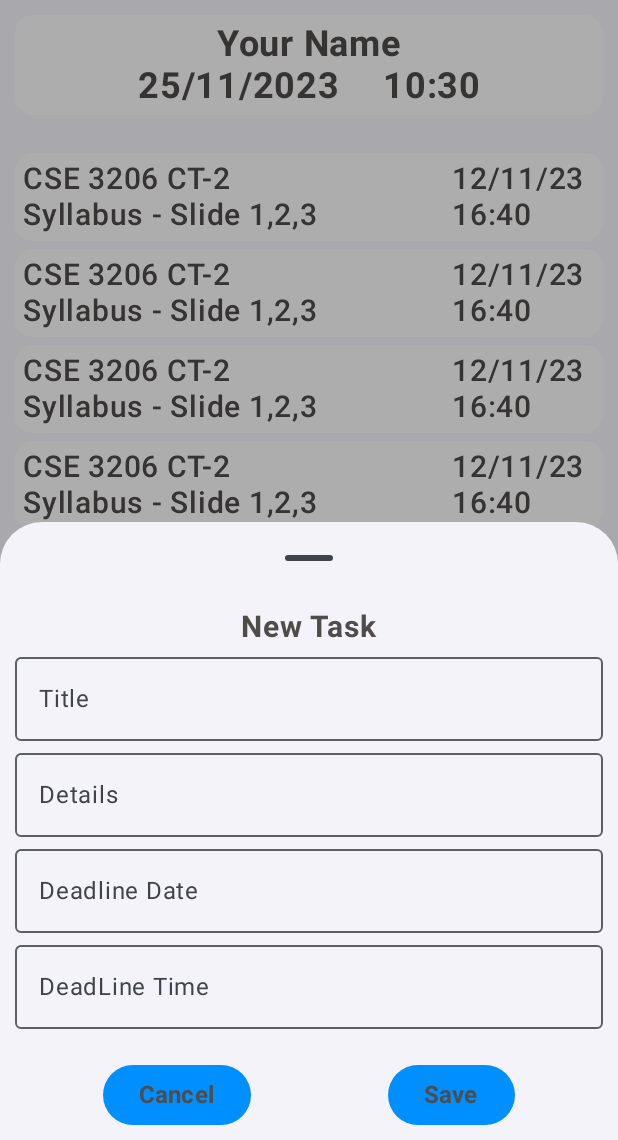
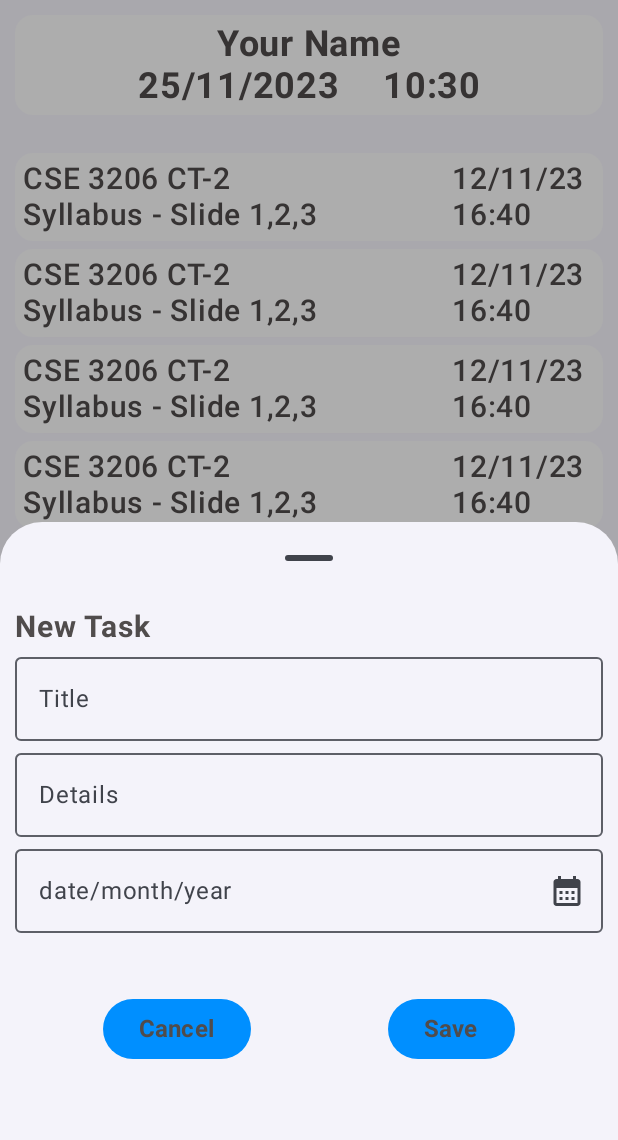
Before and after one commit to rasel-093/TodoApp, an Android app built with Jetpack Compose: the screen it shows after launch (MainActivity), after a tap on "+ Add", on a phone screen of 412 x 824 dp, the part 96-1236 px from its top. Run offline under Robolectric (Android 15) with nearby library versions, the phone set to English and light mode, and no system bars.

Commit message:
Date picker added

```diff
--- a/app/src/main/java/com/example/todoapp/screens/BottomSheetScreen.kt
+++ b/app/src/main/java/com/example/todoapp/screens/BottomSheetScreen.kt
@@ -1,6 +1,8 @@
 package com.example.todoapp.screens
 
+import android.widget.Toast
 import androidx.compose.foundation.layout.Arrangement
+import androidx.compose.foundation.layout.Box
 import androidx.compose.foundation.layout.Column
 import androidx.compose.foundation.layout.Row
 import androidx.compose.foundation.layout.Spacer
@@ -10,9 +12,15 @@ import androidx.compose.foundation.layout.padding
 import androidx.compose.foundation.text.KeyboardOptions
 import androidx.compose.material3.Button
 import androidx.compose.material3.ButtonDefaults
+import androidx.compose.material3.DatePicker
+import androidx.compose.material3.DatePickerDialog
+import androidx.compose.material3.DisplayMode
+import androidx.compose.material3.ExperimentalMaterial3Api
+import androidx.compose.material3.Icon
+import androidx.compose.material3.IconButton
 import androidx.compose.material3.OutlinedTextField
 import androidx.compose.material3.Text
-import androidx.compose.material3.TextFieldDefaults
+import androidx.compose.material3.rememberDatePickerState
 import androidx.compose.runtime.Composable
 import androidx.compose.runtime.getValue
 import androidx.compose.runtime.mutableStateOf
@@ -20,12 +28,20 @@ import androidx.compose.runtime.saveable.rememberSaveable
 import androidx.compose.runtime.setValue
 import androidx.compose.ui.Alignment
 import androidx.compose.ui.Modifier
+import androidx.compose.ui.platform.LocalContext
+import androidx.compose.ui.res.painterResource
 import androidx.compose.ui.text.font.FontWeight
 import androidx.compose.ui.text.input.ImeAction
 import androidx.compose.ui.unit.dp
 import androidx.compose.ui.unit.sp
+import com.example.todoapp.R
 import com.example.todoapp.ui.theme.blackFont
 import com.example.todoapp.ui.theme.primaryColor
+import java.time.Instant
+import java.time.LocalDate
+import java.time.LocalDateTime
+import java.time.ZoneId
+import java.time.format.DateTimeFormatter
 
 @Composable
 fun BottomSheetScree() {
@@ -48,23 +64,26 @@ fun BottomSheetScree() {
         var deadLineDate by rememberSaveable {
             mutableStateOf("")
         }
+        Box(modifier = Modifier.fillMaxWidth()){
+
+            Column(modifier = Modifier.fillMaxWidth()) {
                 Text(
                     text = "New Task",
                     fontSize = 20.sp,
                     fontWeight = FontWeight.Bold,
                     color = blackFont
                 )
-        TextField(text = title, onValueChange = {title = it},"Title",
+                CustomTextField(text = title, onValueChange = {title = it},"Title",
                     KeyboardOptions(imeAction = ImeAction.Next)
                 )
-        TextField(text = details, onValueChange = {details = it},"Details",
+                CustomTextField(text = details, onValueChange = {details = it},"Details",
                     KeyboardOptions(imeAction = ImeAction.Next)
                 )
-        TextField(text = deadLineDate, onValueChange = {deadLineDate = it},"Deadline Date",
-            KeyboardOptions(imeAction = ImeAction.Next)
-        )
-        TextField(text = deadlineTime, onValueChange ={deadlineTime = it}, "DeadLine Time",
-            KeyboardOptions(imeAction = ImeAction.Done) )
+                CalendarField({deadLineDate = it})
+            }
+        }
+
+        Spacer(modifier = Modifier.height(20.dp))
 
         Spacer(modifier = Modifier.height(20.dp))
         Row (
@@ -103,7 +122,7 @@ fun BottomSheetScree() {
 }
 
 @Composable
-fun TextField(text: String, onValueChange: (String)-> Unit, label: String,keyBoardAction: KeyboardOptions) {
+fun CustomTextField(text: String, onValueChange: (String)-> Unit, label: String, keyBoardAction: KeyboardOptions) {
     OutlinedTextField(
         value = text,
         onValueChange = onValueChange,
@@ -113,3 +132,76 @@ fun TextField(text: String, onValueChange: (String)-> Unit, label: String,keyBoa
         keyboardOptions = keyBoardAction
     )
 }
+
+@OptIn(ExperimentalMaterial3Api::class)
+@Composable
+fun CustomDatePicker(selectedDate: (String) -> Unit, openDialog:(Boolean)->Unit) {
+
+    val selectedDate = rememberSaveable{ mutableStateOf(LocalDate.now()) }
+    val context = LocalContext.current
+
+    val datePickerState = rememberDatePickerState(
+            yearRange = IntRange(2023,2030),
+            initialDisplayMode = DisplayMode.Picker
+        )
+
+    DatePickerDialog(
+        onDismissRequest = {  },
+        confirmButton = { Button(onClick = {
+            if(datePickerState.selectedDateMillis != null){
+                val dateMillis = datePickerState.selectedDateMillis
+                val formattedDate = getDateInFormat(dateMillis!!)
+                selectedDate(formattedDate)
+                openDialog(false)
+            }
+            else
+            {
+                Toast.makeText(context,"Please select date",Toast.LENGTH_SHORT).show()
+            }
+        }) {
+            Text(text = "Confirm")
+        } },
+        dismissButton = { Button(onClick = { openDialog(false) }) {
+            Text(text = "Cancel")
+        }}
+    ) {
+        DatePicker(
+            state = datePickerState,
+            modifier = Modifier.padding(8.dp)
+        )
+    }
+}
+
+@Composable
+fun CalendarField(onValueChange: (String) -> Unit) {
+    var openDialog by rememberSaveable {
+        mutableStateOf(false)
+    }
+    var selectedDate by rememberSaveable {
+        mutableStateOf("")
+    }
+    if (openDialog) {
+        CustomDatePicker({ selectedDate = it }, { openDialog = it })
+    }
+    OutlinedTextField(
+        value = selectedDate,
+        onValueChange = {onValueChange(selectedDate.toString())},
+        trailingIcon = {
+            IconButton(onClick = { openDialog = true }) {
+                Icon(
+                    painter = painterResource(id = R.drawable.calendar_icon),
+                    contentDescription = null
+                )
+            }
+        },
+        label = { Text(text = "date/month/year") },
+        modifier = Modifier.fillMaxWidth()
+    )
+}
+
+fun getDateInFormat(dateInMillis: Long): String {
+    val instant = Instant.ofEpochMilli(dateInMillis)
+    val localDate = LocalDateTime.ofInstant(instant, ZoneId.systemDefault()).toLocalDate()
+    val formatter = DateTimeFormatter.ofPattern("dd/MM/yyyy")
+    return localDate.format(formatter)
+}
--- /dev/null
+++ b/app/src/main/res/drawable/calendar_icon.xml
@@ -0,0 +1,5 @@
+<vector android:height="24dp" android:tint="#000000"
+    android:viewportHeight="24" android:viewportWidth="24"
+    android:width="24dp" xmlns:android="http://schemas.android.com/apk/res/android">
+    <path android:fillColor="@android:color/white" android:pathData="M19,4h-1V2h-2v2H8V2H6v2H5C3.89,4 3.01,4.9 3.01,6L3,20c0,1.1 0.89,2 2,2h14c1.1,0 2,-0.9 2,-2V6C21,4.9 20.1,4 19,4zM19,20H5V10h14V20zM9,14H7v-2h2V14zM13,14h-2v-2h2V14zM17,14h-2v-2h2V14zM9,18H7v-2h2V18zM13,18h-2v-2h2V18zM17,18h-2v-2h2V18z"/>
+</vector>
```
Lines whose indentation alone changed are shown as unchanged.
